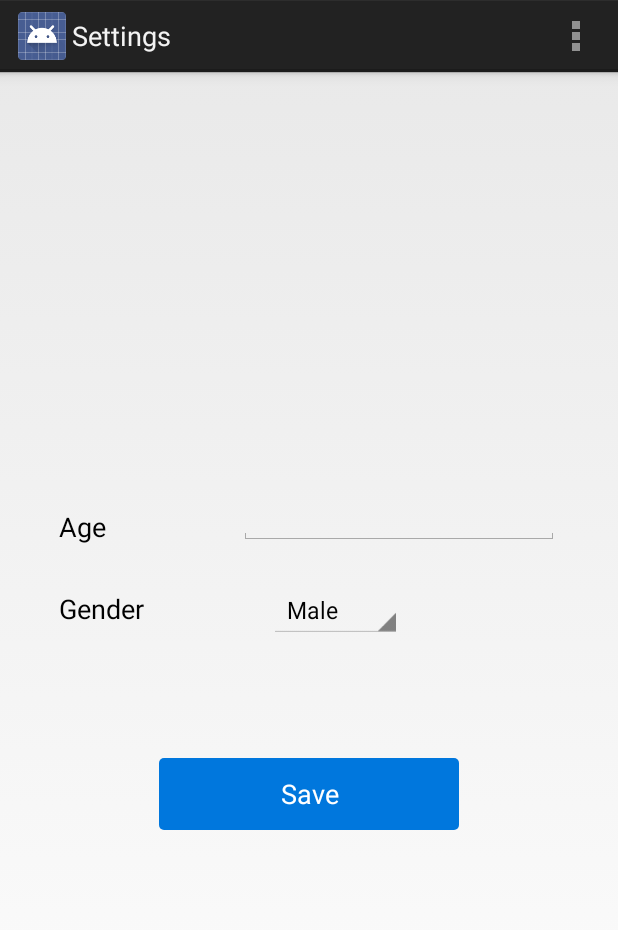
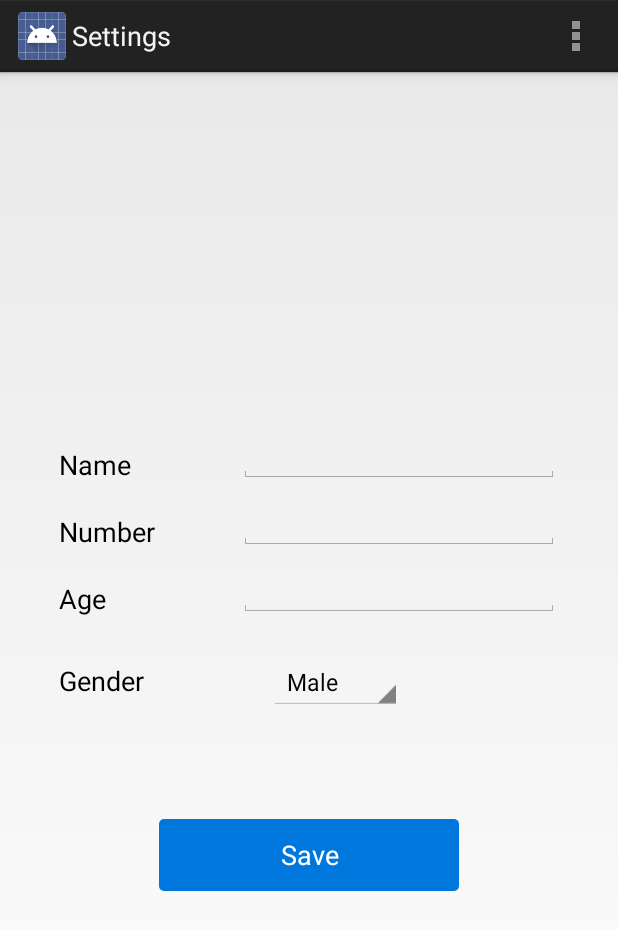
Before and after one commit to zhixing/cabrepublic_android, an Android app: the SettingActivity screen opened directly, with no data from a screen before it, on a phone screen of 412 x 824 dp. Shown: the top 930 px of the screen. Run offline under Robolectric (Android 15) with nearby library versions, the phone set to English and light mode, and no system bars.

Commit message:
match polling api fixed

```diff
--- a/CabRepublic/app/src/main/java/sg/edu/nus/cabrepublic/models/MatchPollResponse.java
+++ b/CabRepublic/app/src/main/java/sg/edu/nus/cabrepublic/models/MatchPollResponse.java
@@ -5,4 +5,5 @@ package sg.edu.nus.cabrepublic.models;
  */
 public class MatchPollResponse {
     public String Email;
+    public String Pickup_location;
 }
--- a/CabRepublic/app/src/main/java/sg/edu/nus/cabrepublic/utilities/CRDataManager.java
+++ b/CabRepublic/app/src/main/java/sg/edu/nus/cabrepublic/utilities/CRDataManager.java
@@ -115,7 +115,7 @@ public class CRDataManager {
         Callback<MatchPollResponse> callback = new Callback<MatchPollResponse>() {
             @Override
             public void success(MatchPollResponse matchPollResponse, Response response) {
-                completion.sendMessage(Message.obtain(null, 0, matchPollResponse.Email));
+                completion.sendMessage(Message.obtain(null, 0, matchPollResponse));
             }
 
             @Override
--- a/CabRepublic/app/src/main/res/layout/activity_setting.xml
+++ b/CabRepublic/app/src/main/res/layout/activity_setting.xml
@@ -18,6 +18,41 @@
         android:layout_width="wrap_content"
         android:layout_height="wrap_content"
         android:layout_centerInParent="true">
+        <TextView
+            android:id="@+id/name"
+            android:layout_width="wrap_content"
+            android:layout_height="wrap_content"
+            android:layout_alignParentLeft="true"
+            android:layout_marginTop="20dp"
+            android:text="Name"
+            android:textAppearance="?android:attr/textAppearanceMedium" />
+
+        <EditText
+            android:id="@+id/name_content"
+            android:layout_width="wrap_content"
+            android:layout_height="wrap_content"
+            android:layout_alignBottom="@+id/name"
+            android:layout_marginLeft="120dp"
+            android:ems="10"
+            android:inputType="text" />
+        <TextView
+            android:id="@+id/number"
+            android:layout_width="wrap_content"
+            android:layout_height="wrap_content"
+            android:layout_alignParentLeft="true"
+            android:layout_below="@id/name"
+            android:layout_marginTop="20dp"
+            android:text="Number"
+            android:textAppearance="?android:attr/textAppearanceMedium" />
+
+        <EditText
+            android:id="@+id/number_content"
+            android:layout_width="wrap_content"
+            android:layout_height="wrap_content"
+            android:layout_alignBottom="@+id/number"
+            android:layout_marginLeft="120dp"
+            android:ems="10"
+            android:inputType="number" />
 
         <TextView
             android:id="@+id/age"
@@ -25,6 +60,7 @@
             android:layout_height="wrap_content"
             android:layout_alignParentLeft="true"
             android:layout_marginTop="20dp"
+            android:layout_below="@+id/number"
             android:text="Age"
             android:textAppearance="?android:attr/textAppearanceMedium" />
 
@@ -58,7 +94,7 @@
         <Button
             android:layout_width="200dp"
             android:layout_height="wrap_content"
-            android:layout_below="@+id/gender_content"
+            android:layout_below="@+id/gender"
             android:layout_centerHorizontal="true"
             android:layout_marginTop="80dp"
             android:background="@drawable/confirm_button_selector"
```
Also changed, not shown: CabRepublic/app/src/main/java/sg/edu/nus/cabrepublic/SettingActivity.java (line endings or trailing spaces).
